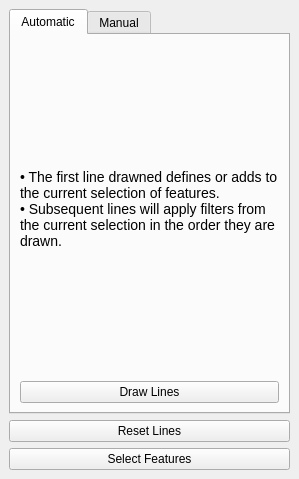
This is selectLines.ui in Shai2u/select_lines_by_drawing as Qt 5 draws it before an edit. The edited form follows.
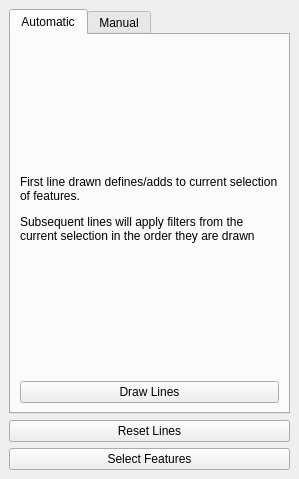
This is the edited form.

What changed in the file:
```diff
--- a/selectLines.ui
+++ b/selectLines.ui
@@ -48,7 +48,7 @@
            </sizepolicy>
           </property>
           <property name="text">
-           <string>&lt;html&gt;&lt;head/&gt;&lt;body&gt;&lt;p&gt;&lt;span style=&quot; font-size:14px;&quot;&gt;• The first line drawned defines or adds to the current selection of features. &lt;/span&gt;&lt;br/&gt;&lt;span style=&quot; font-size:14px;&quot;&gt;• Subsequent lines will apply filters from the current selection in  the order they are drawn. &lt;/span&gt;&lt;/p&gt;&lt;/body&gt;&lt;/html&gt;</string>
+           <string>&lt;html&gt;&lt;head/&gt;&lt;body&gt;&lt;p&gt;First line drawn defines/adds to current selection of features. &lt;/p&gt;&lt;p&gt;Subsequent lines will apply filters from the current selection in the order they are drawn&lt;/p&gt;&lt;/body&gt;&lt;/html&gt;</string>
           </property>
           <property name="wordWrap">
            <bool>true</bool>
```
Left out of the diff: 2 changed lines with no effect on the pictures.
